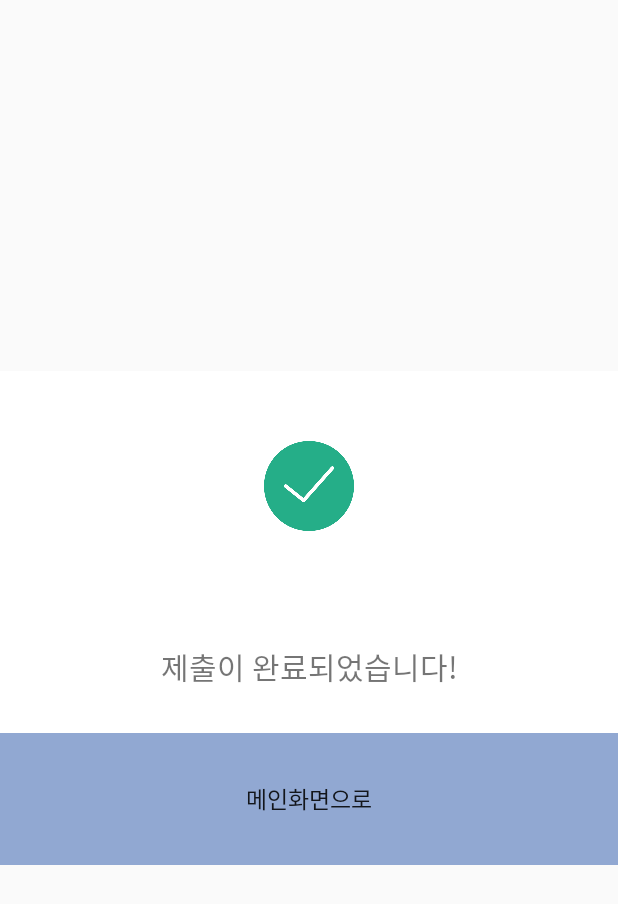
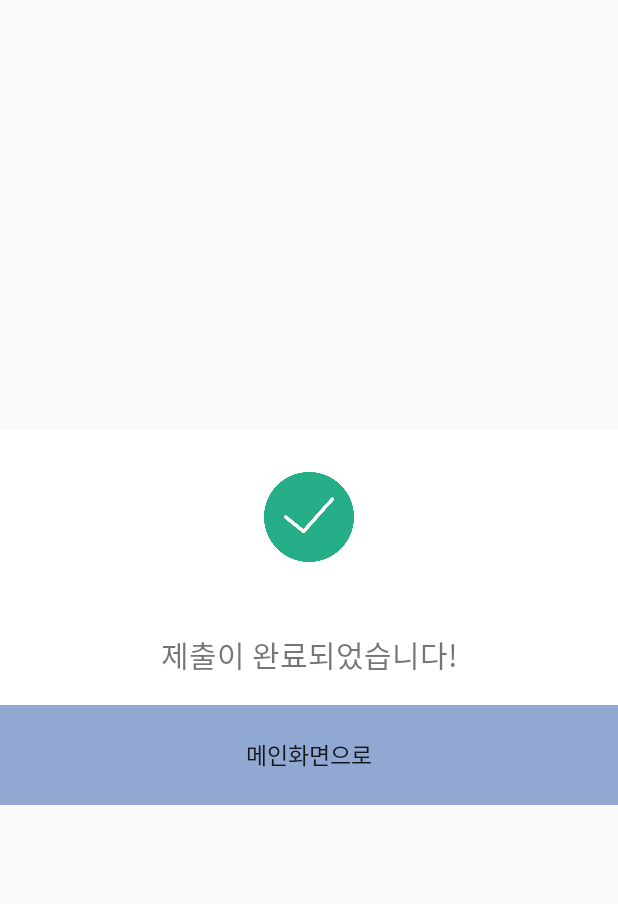
Before and after one commit to Woopa01/AppJam_HSC, an Android app: the layout dialog_complete.xml on its own in the app's theme, with its tools: preview values and no code run, on a phone screen of 412 x 824 dp. Shown: the top 904 px of the screen. Run offline under Robolectric (Android 15) with nearby library versions, the phone set to English and light mode, and no system bars.

Commit message:
change dialog

```diff
--- a/app/src/main/res/layout/dialog_complete.xml
+++ b/app/src/main/res/layout/dialog_complete.xml
@@ -3,13 +3,11 @@
     android:layout_width="match_parent"
     android:layout_height="match_parent"
     android:gravity="center"
-    android:orientation="vertical"
-    android:weightSum="5">
+    android:orientation="vertical">
 
     <LinearLayout
         android:layout_width="match_parent"
-        android:layout_height="0dp"
-        android:layout_weight="2"
+        android:layout_height="250dp"
         android:background="#ffffff"
         android:orientation="vertical"
         android:weightSum="15">
--- a/app/src/main/res/layout/layout_login.xml
+++ b/app/src/main/res/layout/layout_login.xml
@@ -77,7 +77,7 @@
             android:id="@+id/signin_link"
             android:layout_width="250dp"
             android:layout_height="wrap_content"
-            android:background="@drawable/login_roundbutton"/>
+            android:background="@drawable/login_roundbutton_white"/>
 
         <TextView
             android:id="@+id/signup_link"
--- a/app/src/main/res/layout/layout_signup.xml
+++ b/app/src/main/res/layout/layout_signup.xml
@@ -78,6 +78,6 @@
         android:textColor="@color/colorPrimary"
         android:layout_width="250dp"
         android:layout_height="wrap_content"
-        android:background="@drawable/login_roundbutton"/>
+        android:background="@drawable/login_roundbutton_white"/>
 </LinearLayout>
 </LinearLayout>
```
Also changed, not shown: app/src/main/res/drawable/viewpage_roundbutton_blue.xml (added, +9 -0 lines), app/src/main/res/layout/layout_viewpage.xml (+9 -14 lines), app/src/main/res/drawable/login_roundbutton_white.xml (renamed from app/src/main/res/drawable/login_roundbutton.xml).
